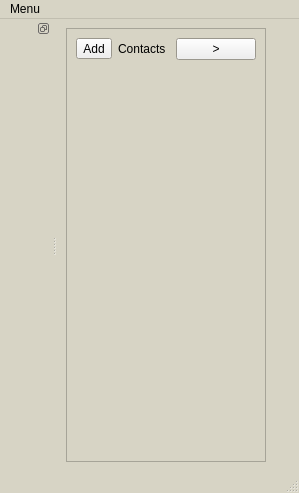
Old version of the form sdc/qtgui/main_window.ui in the repository marosi/SocialDesktopClient.
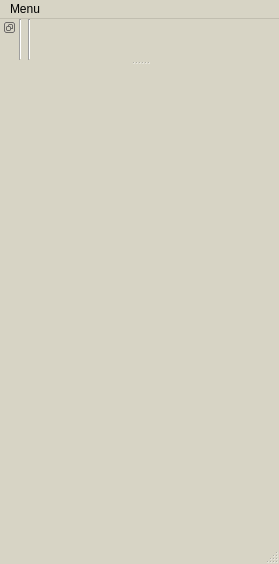
New version of the form.

Commit message: Core made to a singleton, new global control panel

```diff
--- a/sdc/qtgui/main_window.ui
+++ b/sdc/qtgui/main_window.ui
@@ -6,10 +6,16 @@
    <rect>
     <x>0</x>
     <y>0</y>
-    <width>272</width>
-    <height>493</height>
+    <width>279</width>
+    <height>564</height>
    </rect>
   </property>
+  <property name="sizePolicy">
+   <sizepolicy hsizetype="Fixed" vsizetype="Preferred">
+    <horstretch>0</horstretch>
+    <verstretch>0</verstretch>
+   </sizepolicy>
+  </property>
   <property name="palette">
    <palette>
     <active>
@@ -77,94 +83,21 @@
   <property name="windowTitle">
    <string>Social Desktop Client</string>
   </property>
+  <property name="toolButtonStyle">
+   <enum>Qt::ToolButtonIconOnly</enum>
+  </property>
   <widget class="QWidget" name="contentPane">
+   <property name="sizePolicy">
+    <sizepolicy hsizetype="Fixed" vsizetype="Preferred">
+     <horstretch>0</horstretch>
+     <verstretch>0</verstretch>
+    </sizepolicy>
+   </property>
    <layout class="QGridLayout" name="gridLayout">
     <item row="0" column="0">
-     <widget class="QFrame" name="contactPanel">
-      <property name="minimumSize">
-       <size>
-        <width>200</width>
-        <height>200</height>
-       </size>
-      </property>
-      <property name="maximumSize">
-       <size>
-        <width>200</width>
-        <height>16777215</height>
-       </size>
-      </property>
-      <property name="frameShape">
-       <enum>QFrame::StyledPanel</enum>
-      </property>
-      <property name="frameShadow">
-       <enum>QFrame::Raised</enum>
-      </property>
-      <layout class="QGridLayout" name="gridLayout_2">
-       <item row="1" column="0">
-        <layout class="QVBoxLayout" name="contactPanelLayout">
-         <item>
-          <widget class="QWidget" name="contactsContents" native="true"/>
-         </item>
-         <item>
-          <spacer name="verticalSpacer">
-           <property name="orientation">
-            <enum>Qt::Vertical</enum>
-           </property>
-           <property name="sizeHint" stdset="0">
-            <size>
-             <width>20</width>
-             <height>40</height>
-            </size>
-           </property>
-          </spacer>
-         </item>
-        </layout>
-       </item>
-       <item row="0" column="0">
-        <layout class="QHBoxLayout" name="contactsHeaderLayout">
-         <item>
-          <widget class="QToolButton" name="addContactButton">
-           <property name="text">
-            <string>Add</string>
-           </property>
-          </widget>
-         </item>
-         <item>
-          <widget class="QLabel" name="label">
-           <property name="text">
-            <string>Contacts</string>
-           </property>
-          </widget>
-         </item>
-         <item>
-          <spacer name="horizontalSpacer">
-           <property name="orientation">
-            <enum>Qt::Horizontal</enum>
-           </property>
-           <property name="sizeHint" stdset="0">
-            <size>
-             <width>40</width>
-             <height>20</height>
-            </size>
-           </property>
-          </spacer>
-         </item>
-         <item>
-          <widget class="QPushButton" name="pushButton">
-           <property name="text">
-            <string>&gt;</string>
-           </property>
-          </widget>
-         </item>
-        </layout>
-       </item>
-      </layout>
-     </widget>
-    </item>
-    <item row="0" column="1">
      <widget class="QFrame" name="contentFrame">
       <property name="sizePolicy">
-       <sizepolicy hsizetype="MinimumExpanding" vsizetype="Preferred">
+       <sizepolicy hsizetype="Preferred" vsizetype="Preferred">
         <horstretch>0</horstretch>
         <verstretch>0</verstretch>
        </sizepolicy>
@@ -245,7 +178,11 @@
       <property name="frameShadow">
        <enum>QFrame::Plain</enum>
       </property>
-      <layout class="QHBoxLayout" name="horizontalLayout_3"/>
+      <layout class="QHBoxLayout" name="horizontalLayout_3">
+       <property name="sizeConstraint">
+        <enum>QLayout::SetDefaultConstraint</enum>
+       </property>
+      </layout>
      </widget>
     </item>
    </layout>
@@ -255,7 +192,7 @@
     <rect>
      <x>0</x>
      <y>0</y>
-     <width>272</width>
+     <width>279</width>
      <height>21</height>
     </rect>
    </property>
@@ -269,51 +206,50 @@
    </widget>
    <addaction name="menuSettings"/>
   </widget>
-  <widget class="QDockWidget" name="accountsPaneDock">
-   <property name="sizePolicy">
-    <sizepolicy hsizetype="MinimumExpanding" vsizetype="MinimumExpanding">
-     <horstretch>0</horstretch>
-     <verstretch>0</verstretch>
-    </sizepolicy>
+  <widget class="QStatusBar" name="statusbar">
+   <property name="enabled">
+    <bool>false</bool>
    </property>
-   <property name="minimumSize">
-    <size>
-     <width>51</width>
-     <height>50</height>
-    </size>
-   </property>
-   <property name="maximumSize">
-    <size>
-     <width>70</width>
-     <height>524287</height>
-    </size>
-   </property>
+  </widget>
+  <widget class="QDockWidget" name="mainDockWidget">
    <property name="features">
-    <set>QDockWidget::DockWidgetFloatable|QDockWidget::DockWidgetMovable</set>
-   </property>
-   <property name="allowedAreas">
-    <set>Qt::AllDockWidgetAreas</set>
-   </property>
-   <property name="windowTitle">
-    <string/>
+    <set>QDockWidget::DockWidgetFloatable|QDockWidget::DockWidgetMovable|QDockWidget::DockWidgetVerticalTitleBar</set>
    </property>
    <attribute name="dockWidgetArea">
-    <number>1</number>
+    <number>4</number>
    </attribute>
-   <widget class="QWidget" name="accountsPaneContents">
-    <layout class="QVBoxLayout" name="verticalLayout">
-     <item>
-      <layout class="QVBoxLayout" name="accountsLayout"/>
+   <widget class="QWidget" name="dockWidgetContents_2">
+    <layout class="QGridLayout" name="gridLayout_3">
+     <property name="margin">
+      <number>0</number>
+     </property>
+     <item row="0" column="0">
+      <layout class="QHBoxLayout" name="primesLayout">
+       <item>
+        <widget class="Line" name="line">
+         <property name="orientation">
+          <enum>Qt::Vertical</enum>
+         </property>
+        </widget>
+       </item>
+       <item>
+        <widget class="Line" name="line_2">
+         <property name="orientation">
+          <enum>Qt::Vertical</enum>
+         </property>
+        </widget>
+       </item>
+      </layout>
      </item>
-     <item>
-      <spacer name="verticalSpacer_2">
+     <item row="0" column="1">
+      <spacer name="horizontalSpacer_2">
        <property name="orientation">
-        <enum>Qt::Vertical</enum>
+        <enum>Qt::Horizontal</enum>
        </property>
        <property name="sizeHint" stdset="0">
         <size>
-         <width>20</width>
-         <height>40</height>
+         <width>40</width>
+         <height>20</height>
         </size>
        </property>
       </spacer>
@@ -321,11 +257,6 @@
     </layout>
    </widget>
   </widget>
-  <widget class="QStatusBar" name="statusbar">
-   <property name="enabled">
-    <bool>false</bool>
-   </property>
-  </widget>
   <action name="actionSettings">
    <property name="text">
     <string>Settings</string>
```
The commit also changes 29 other files.
